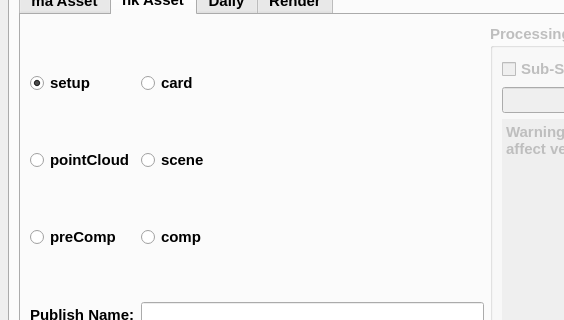
Old version of the form core/ui/icarusUI.ui in the repository mjbonnington/icarus-gps; both pictures show x 0 to 564 and y 190 to 510 of the 800 by 640 pixel window.
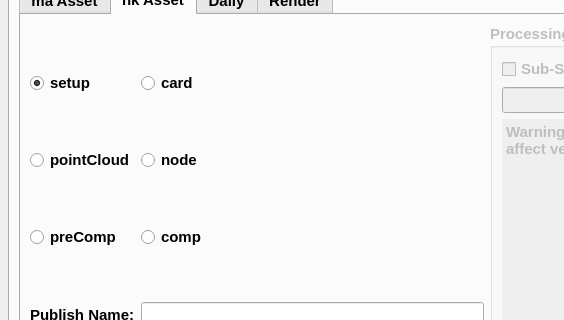
New version of the form. The open tabs and pages were chosen to show the change. Icons and pictures are not drawn.

Commit message: Fixed a UI bug that was preventing publishing in Nuke

```diff
--- a/core/ui/icarusUI.ui
+++ b/core/ui/icarusUI.ui
@@ -1268,7 +1268,7 @@
                     <bool>false</bool>
                    </property>
                    <property name="text">
-                    <string>scene</string>
+                    <string>node</string>
                    </property>
                    <property name="autoExclusive">
                     <bool>true</bool>
```
Left out of the diff: 10 changed lines with no effect on the pictures. The commit also changes 1 other file.
